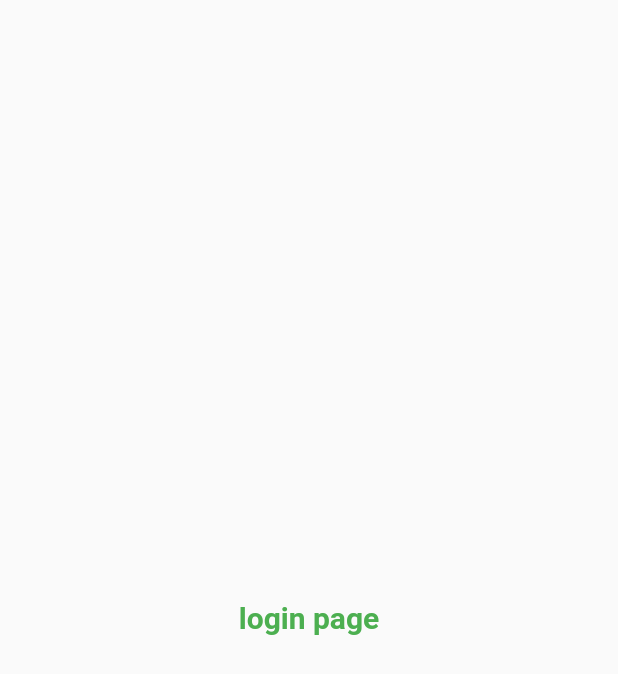
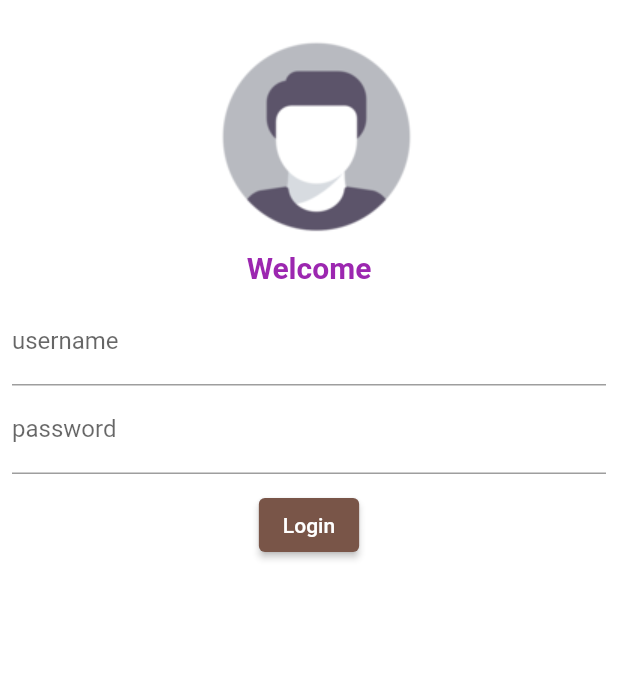
Before and after one commit to omkarjc16/Amazon-App-Clone-Catalog-App-Using-Flutter-Framework, a Flutter app: the screen it shows after launch, on a phone screen of 412 x 824 dp. Shown: the top 674 px of the screen. Run offline on Flutter 3.47's test engine with Material 2 defaults, Android fonts, the phone set to English and light mode, and no system bars; our stand-ins replace google_fonts.

Commit message:
day4 completed

```diff
--- a/lib/main.dart
+++ b/lib/main.dart
@@ -1,6 +1,7 @@
 import 'package:flutter/material.dart';
 import 'package:flutter_application_1/pages/homepage.dart';
 import 'package:flutter_application_1/pages/loginpage.dart';
+import 'package:google_fonts/google_fonts.dart';
 
 void main() {
   runApp(Myapp());
@@ -12,9 +13,11 @@ class Myapp extends StatelessWidget {
   @override
   Widget build(BuildContext context) {
     return MaterialApp(
+
       themeMode: ThemeMode.light,
-      theme: ThemeData(primarySwatch: Colors.brown),
+      theme: ThemeData(primarySwatch: Colors.brown,primaryTextTheme: GoogleFonts.latoTextTheme()),
       darkTheme: ThemeData(brightness: Brightness.dark),
+
       // initialRoute: "/",
       routes: {
         "/": (context) => loginpage(),
--- a/lib/pages/loginpage.dart
+++ b/lib/pages/loginpage.dart
@@ -1,20 +1,56 @@
 import 'package:flutter/material.dart';
+import 'package:flutter_application_1/pages/homepage.dart';
 
 class loginpage extends StatelessWidget {
   const loginpage({super.key});
 
   @override
   Widget build(BuildContext context) {
-    return const Material(
-      child: Center(
-        child: Text(
-          "login page",
-          style: TextStyle(
-            fontSize: 20,
-            color: Colors.green,
-            fontWeight: FontWeight.bold,
+    return Material(
+      color: Colors.white,
+      child: Column(
+        children: [
+          Image.asset(
+            "assest/images/loginim.png",
+            fit: BoxFit.fill,
           ),
-        ),
+          const Text(
+            "Welcome",
+            style: TextStyle(
+                color: Colors.purple,
+                fontSize: 20,
+                fontWeight: FontWeight.bold),
+          ),
+          Padding(
+              padding: const EdgeInsets.all(8.0),
+              child: Column(
+                children: [
+                  TextFormField(
+                    decoration: InputDecoration(
+                      hintText: "Enter Username",
+                      labelText: "username",
+                    ),
+                  ),
+                  TextFormField(
+                    obscureText: true,
+                    decoration: InputDecoration(
+                      hintText: "Enter passward",
+                      labelText: "password",
+                    ),
+                  ),
+                  SizedBox(height: 10.0),
+                  ElevatedButton(
+                      child: Text("Login"),
+                      style: TextButton.styleFrom(iconColor: Colors.brown),
+                      onPressed: () {
+                        routes:
+                        {
+                          (context) => "/homepage";
+                        }
+                      }),
+                ],
+              )),
+        ],
       ),
     );
   }
```
Also changed, not shown: pubspec.yaml (+4 -3 lines), assest/images/loginim.png (added), pubspec.lock, 1 other file.
